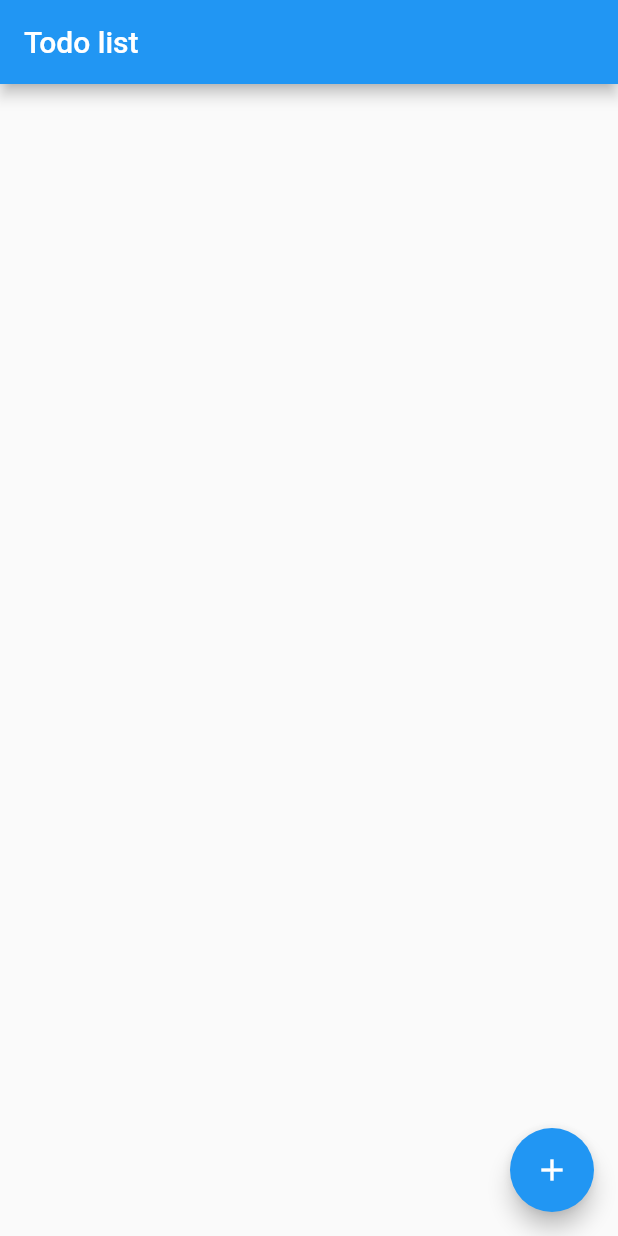
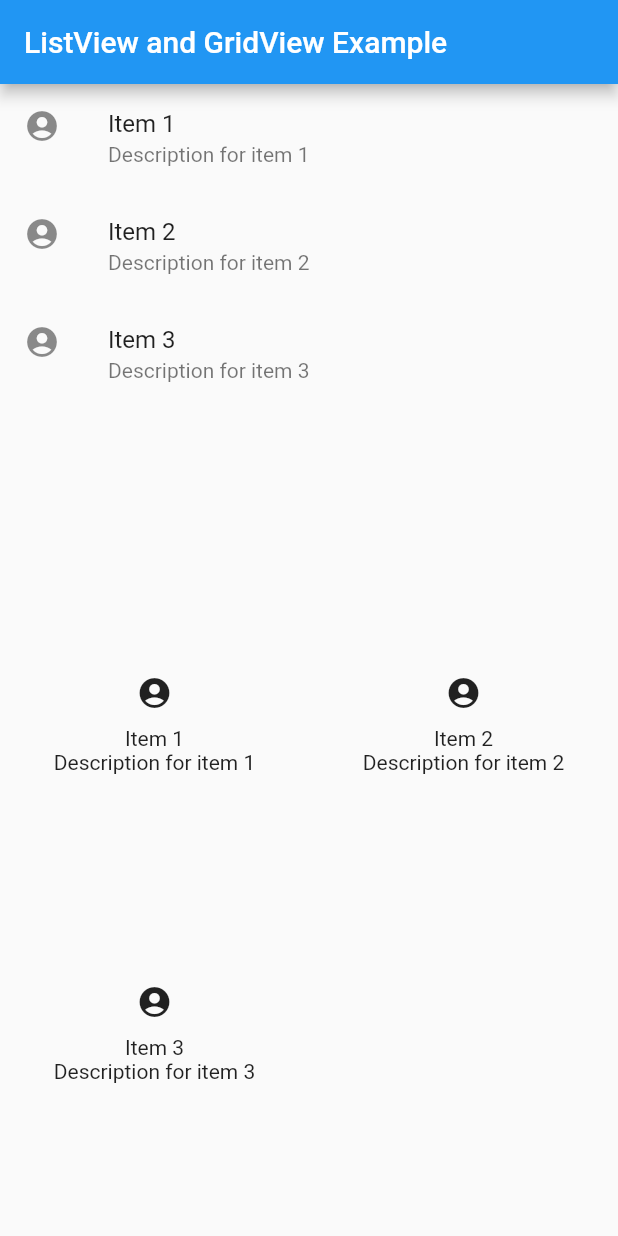
Before and after one commit to Delyc/flutter-gridView, a Flutter app: the screen it shows after launch, on a phone screen of 412 x 824 dp. Run offline on Flutter 3.47's test engine with Material 2 defaults, Android fonts, the phone set to English and light mode, and no system bars.

Commit message:
Update main.dart

```diff
--- a/lib/main.dart
+++ b/lib/main.dart
@@ -1,121 +1,81 @@
 import 'package:flutter/material.dart';
 
-class Todo {
-  Todo({required this.name, required this.checked}); // parameters are required
-  final String name; // this parameter is final and can't be changed only be set once
-  bool checked;
-}
+void main() => runApp(MyApp());
 
-class TodoItem extends StatelessWidget { // this stateless widget is used to display the todo item and it always have build because runs once and the properties those not change
-  TodoItem({
-    required this.todo,
-    required this.onTodoChanged,
-  }) : super(key: ObjectKey(todo));
-
-  final Todo todo;
-  final onTodoChanged;
-  // the followig codes is showing the todo item and if it is checked then it will be crossed,
-  TextStyle? _getTextStyle(bool checked) {
-    if (!checked) return null;
-
-    return TextStyle(
-      color: Colors.black54, // this is the color of the text
-      decoration: TextDecoration.lineThrough, // this is the decoration of the text
-    );
-  }
-
+class MyApp extends StatelessWidget {
   @override
   Widget build(BuildContext context) {
-    return ListTile(
-      onTap: () {
-        onTodoChanged(todo); // this is the function that will be called when the todo item is clicked
-      },
-      leading: CircleAvatar(
-        child: Text(todo.name[0]),  // this is the first letter of the todo item, will be in the circle Avatar
+    return MaterialApp(
+      home: Scaffold(
+        appBar: AppBar(
+          title: Text("ListView and GridView Example"),
+        ),
+        body: Column(
+          children: <Widget>[
+            Expanded(
+              child: ListView(
+                children: <Widget>[
+                  ListTile(
+                    leading: Icon(Icons.account_circle),
+                    title: Text("Item 1"),
+                    subtitle: Text("Description for item 1"),
+                  ),
+                  ListTile(
+                    leading: Icon(Icons.account_circle),
+                    title: Text("Item 2"),
+                    subtitle: Text("Description for item 2"),
+                  ),
+                  ListTile(
+                    leading: Icon(Icons.account_circle),
+                    title: Text("Item 3"),
+                    subtitle: Text("Description for item 3"),
+                  ),
+                ],
+              ),
+            ),
+            Expanded(
+              child: GridView.count(
+                crossAxisCount: 2,
+                children: <Widget>[
+                  Container(
+                    padding: EdgeInsets.all(10.0),
+                    child: Column(
+                      children: <Widget>[
+                        Icon(Icons.account_circle),
+                        SizedBox(height: 10.0),
+                        Text("Item 1"),
+                        Text("Description for item 1"),
+                      ],
+                    ),
+                  ),
+                  Container(
+                    padding: EdgeInsets.all(10.0),
+                    child: Column(
+                      children: <Widget>[
+                        Icon(Icons.account_circle),
+                        SizedBox(height: 10.0),
+                        Text("Item 2"),
+                        Text("Description for item 2"),
+                      ],
+                    ),
+                  ),
+                  Container(
+                    padding: EdgeInsets.all(10.0),
+                    child: Column(
+                      children: <Widget>[
+                        Icon(Icons.account_circle),
+                        SizedBox(height: 10.0),
+                        Text("Item 3"),
+                        Text("Description for item 3"),
+                      ],
+                    ),
+                  ),
+                ],
+              ),
+            ),
+          ],
+        ),
       ),
-      title: Text(todo.name, style: _getTextStyle(todo.checked)), // this is the name of the todo item with the function _getTextStyle that will deteminated if the todo item is checked or not and make affects
     );
   }
 }
-
-class TodoList extends StatefulWidget { // StatefulWidget is used to change the state of the widget
-  @override
-  _TodoListState createState() => new _TodoListState(); // create the state of the widget
-}
-
-class _TodoListState extends State<TodoList> { //
-  final TextEditingController _textFieldController = TextEditingController();
-  final List<Todo> _todos = <Todo>[]; // creating the list of the todo items , the list is some kind of array
-
-  @override
-  Widget build(BuildContext context) {
-    return new Scaffold(
-      appBar: new AppBar(
-        title: new Text('Todo list'), // the title of the app
-      ),
-      body: ListView(
-        padding: EdgeInsets.symmetric(vertical: 8.0), // the padding of the list
-        children: _todos.map((Todo todo) { // this is the list of the todo items
-          return TodoItem(
-            todo: todo, // the todo item
-            onTodoChanged: _handleTodoChange, // the function that will be called when the todo item is clicked
-          );
-        }).toList(),
-      ),
-      floatingActionButton: FloatingActionButton(
-          onPressed: () => _displayDialog(), // the function that will be called when the floating button is clicked, and display the dialog
-          tooltip: 'Add Item', // the tooltip of the floating button , this is like placeholder of the button
-          child: Icon(Icons.add)), // the button icon
-    );
-  }
-
-  void _handleTodoChange(Todo todo) { // this function will change checked property of the todo item when the user click on it
-    setState(() {
-      todo.checked = !todo.checked;
-    });
-  }
-
-  void _addTodoItem(String name) { // this function will add the todo item to the list , and clear the text field(input)
-    setState(() {
-      _todos.add(Todo(name: name, checked: false)); // remember that the checked property is false by default and the name is required
-    });
-    _textFieldController.clear(); //clear the text field (input)
-  }
-  // this will be dialog for adding the new todo item
-  Future<void> _displayDialog() async { // this function will display the dialog when the user click on the floating button
-    return showDialog<void>(
-      context: context,
-      barrierDismissible: false, // user must tap button!
-      builder: (BuildContext context) {
-        return AlertDialog(
-          title: const Text('Add a new todo item'),
-          content: TextField( // this is the text field (input)
-            controller: _textFieldController, // this is like the value of the input
-            decoration: const InputDecoration(hintText: 'Type your new todo'), // placeholder of the input
-          ),
-          actions: <Widget>[
-            TextButton( // button to add todo item
-              child: const Text('Add'), // the text of the button
-              onPressed: () {
-                Navigator.of(context).pop(); // this will close the dialog
-                _addTodoItem(_textFieldController.text); // add the todo item to the list, by calling the function _addTodoItem
-              },
-            ),
-          ],
-        );
-      },
-    );
-  }
-}
-
-class TodoApp extends StatelessWidget {
-  @override
-  Widget build(BuildContext context) {
-    return new MaterialApp(
-      title: 'Todo list',
-      home: new TodoList(),
-    );
-  }
-}
-
-void main() => runApp(new TodoApp());
```
